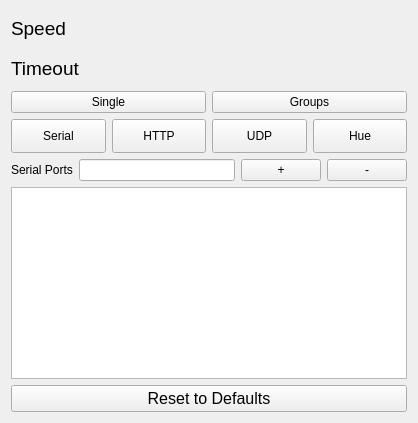
Above: src/settingspage.ui from timsee/Corluma before the change. Below: the same form after it.
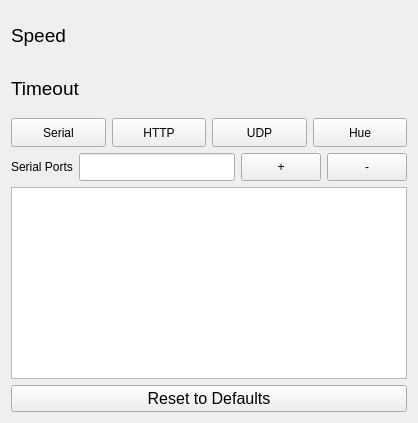
That is the form after the change. Custom widgets are drawn as their Qt base class.

Diff of the .ui file:
```diff
--- a/src/settingspage.ui
+++ b/src/settingspage.ui
@@ -19,8 +19,8 @@
   <property name="windowTitle">
    <string>Form</string>
   </property>
-  <layout class="QGridLayout" name="gridLayout" rowstretch="5,5,3,5,3,20,2">
-   <item row="6" column="0" colspan="2">
+  <layout class="QGridLayout" name="gridLayout" rowstretch="5,5,3,3,20,2">
+   <item row="5" column="0" colspan="2">
     <widget class="QPushButton" name="resetButton">
      <property name="sizePolicy">
       <sizepolicy hsizetype="Preferred" vsizetype="Preferred">
@@ -62,7 +62,7 @@
      </property>
     </widget>
    </item>
-   <item row="3" column="0" colspan="2">
+   <item row="2" column="0" colspan="2">
     <layout class="QHBoxLayout" name="commButtonLayout">
      <property name="topMargin">
       <number>0</number>
@@ -136,7 +136,7 @@
      </property>
     </widget>
    </item>
-   <item row="5" column="0" colspan="2">
+   <item row="4" column="0" colspan="2">
     <widget class="QListWidget" name="connectionList">
      <property name="sizePolicy">
       <sizepolicy hsizetype="Minimum" vsizetype="Minimum">
@@ -156,27 +156,7 @@
      </property>
     </widget>
    </item>
-   <item row="0" column="1">
-    <widget class="LightsSlider" name="speedSlider" native="true">
-     <property name="sizePolicy">
-      <sizepolicy hsizetype="Expanding" vsizetype="Expanding">
-       <horstretch>0</horstretch>
-       <verstretch>0</verstretch>
-      </sizepolicy>
-     </property>
-    </widget>
-   </item>
-   <item row="1" column="1">
-    <widget class="LightsSlider" name="timeoutSlider" native="true">
-     <property name="sizePolicy">
-      <sizepolicy hsizetype="Expanding" vsizetype="Expanding">
-       <horstretch>0</horstretch>
-       <verstretch>0</verstretch>
-      </sizepolicy>
-     </property>
-    </widget>
-   </item>
-   <item row="4" column="0" colspan="2">
+   <item row="3" column="0" colspan="2">
     <layout class="QHBoxLayout" name="tableInputLayout" stretch="0,12,2,2">
      <item>
       <widget class="QLabel" name="connectionListLabel">
@@ -223,23 +203,25 @@
      </item>
     </layout>
    </item>
-   <item row="2" column="0" colspan="2">
-    <layout class="QHBoxLayout" name="horizontalLayout">
-     <item>
-      <widget class="QPushButton" name="singleModeButton">
-       <property name="text">
-        <string>Single</string>
-       </property>
-      </widget>
-     </item>
-     <item>
-      <widget class="QPushButton" name="multiModeButton">
-       <property name="text">
-        <string>Groups</string>
-       </property>
-      </widget>
-     </item>
-    </layout>
+   <item row="0" column="1">
+    <widget class="LightsSlider" name="speedSlider" native="true">
+     <property name="sizePolicy">
+      <sizepolicy hsizetype="Expanding" vsizetype="Expanding">
+       <horstretch>0</horstretch>
+       <verstretch>0</verstretch>
+      </sizepolicy>
+     </property>
+    </widget>
+   </item>
+   <item row="1" column="1">
+    <widget class="LightsSlider" name="timeoutSlider" native="true">
+     <property name="sizePolicy">
+      <sizepolicy hsizetype="Expanding" vsizetype="Expanding">
+       <horstretch>0</horstretch>
+       <verstretch>0</verstretch>
+      </sizepolicy>
+     </property>
+    </widget>
    </item>
   </layout>
  </widget>
```
